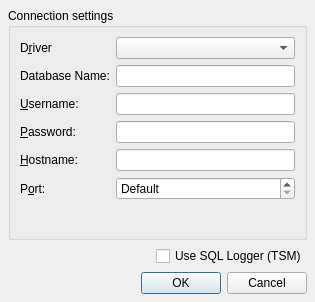
Old version of the form qsqlconnectiondialog.ui in the repository tmyatt/ITI-3310-sqlbrowser.
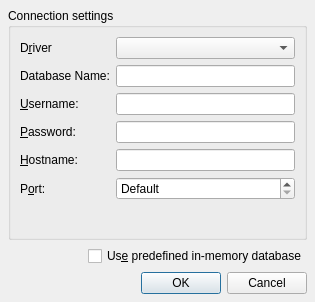
New version of the form.

What changed in the file:
```diff
--- a/qsqlconnectiondialog.ui
+++ b/qsqlconnectiondialog.ui
@@ -146,9 +146,9 @@
       </spacer>
      </item>
      <item>
-      <widget class="QCheckBox" name="dbCheckBox">
-       <property name="text">
-        <string>Use SQL Logger (TSM)</string>
+      <widget class="QCheckBox" name="dbCheckBox" >
+       <property name="text" >
+        <string>Us&amp;e predefined in-memory database</string>
        </property>
       </widget>
      </item>
```
Left out of the diff: 131 changed lines with no effect on the pictures.
